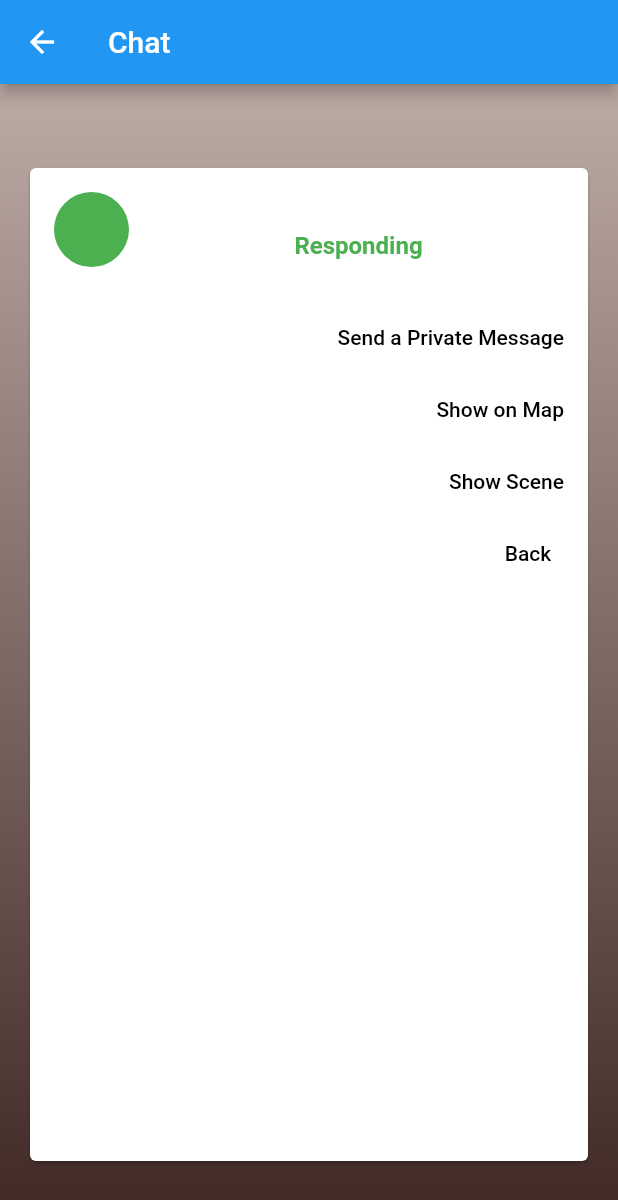
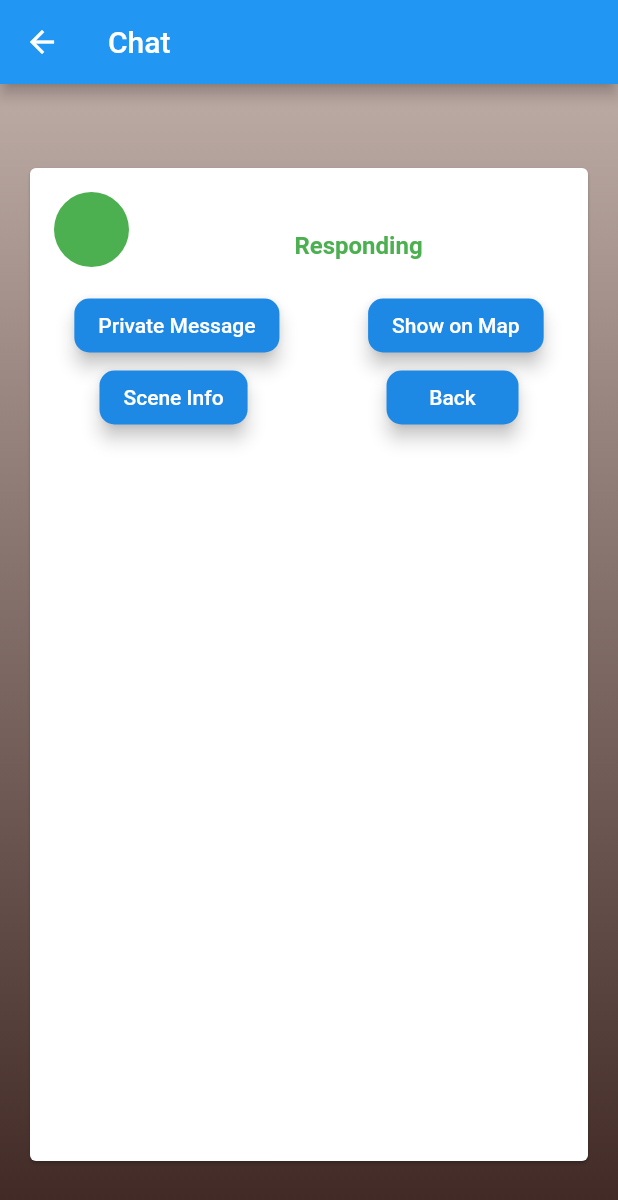
Before and after one commit to bdav22/smartresponse4, a Flutter app: the ProfileTile screen opened directly with empty values, on a phone screen of 412 x 824 dp. Shown: the top 1200 px of the screen. Run offline on Flutter 3.47's test engine with Material 2 defaults, Android fonts, the phone set to English and light mode, and no system bars; our stand-ins replace cloud_firestore, firebase_auth, flutter_spinkit, geolocator, google_maps_flutter, location; missing offline and left inert: background_locator, location_permissions, maps_launcher; accounts and stored records are empty.

Commit message:
moving route and profileinfo inherited widget above route level so that it is accessible elsewhere. This can then be used to replace the EmailStorage.instance in most locations - using context.of.

```diff
--- a/lib/database.dart
+++ b/lib/database.dart
@@ -94,7 +94,9 @@ Scene sceneFromSnapshot(DocumentSnapshot doc) {
   return Scene(
     location: doc.data['location'] ?? '',
     created: doc.data['created'] ?? '',
-    desc: doc.data['desc'],
+    desc: doc.data['desc'] ?? ' ',
+    units: doc.data['units'] ?? 8,
+    priority: doc.data['priority'] ?? 3,
     ref: doc.reference,
   );
 }
@@ -119,7 +121,7 @@ class DatabaseService {
       'rank': "",
       'department': "",
       'email': email,
-      'location': GeoPoint(0,0),
+      'location': GeoPoint(40.6892,-74.0445),
       'responding': "unbusy",
       'squadID': ""
     });
--- a/lib/main.dart
+++ b/lib/main.dart
@@ -31,8 +31,6 @@ class _MyAppState extends State<MyApp> {
         value: AuthService().user,
         child: MaterialApp(
           home: Wrapper(),
-          initialRoute: '/',
-          onGenerateRoute: RouteGenerator.generateRoute,
         ),
       ),
     )
--- a/lib/profile_dept.dart
+++ b/lib/profile_dept.dart
@@ -110,7 +110,7 @@ class _DepartmentProfileListState extends State<DepartmentProfileList> {
 
                            */
                           onTap: () async {
-                            print("profile_dept.dart: Responder to string is " + responder.toString());
+                            print("profile_dept.dart: Responder to string is " + responder.uid.toString());
                             Profile p = await getProfile(responder.uid);
                             Navigator.push(context, MaterialPageRoute(builder: (context) => ProfileTile(profile: p)));
                           }
--- a/lib/profile_tile.dart
+++ b/lib/profile_tile.dart
@@ -1,5 +1,6 @@
 import 'package:cloud_firestore/cloud_firestore.dart';
 import 'package:flutter/material.dart';
+import 'package:smartresponse4/database.dart';
 import 'package:smartresponse4/decoration.dart';
 import 'package:smartresponse4/message_list_private.dart';
 import 'package:smartresponse4/message_pms_creation.dart';
@@ -40,13 +41,16 @@ class ProfileTile extends StatelessWidget {
                     Text( "Responding", style: TextStyle(fontWeight: FontWeight.bold, color: Colors.green)),
             ],
           ),
-          subtitle: Row (mainAxisAlignment: MainAxisAlignment.spaceBetween, children: <Widget>[ Text(' ${profile.rank} '), Text(profile.department) ] ),
+          subtitle: Row (mainAxisAlignment: MainAxisAlignment.spaceBetween, children: <Widget>[
+            Flexible(child: Text(' ${profile.rank} ', overflow: TextOverflow.ellipsis)),
+            Text(profile.department)
+          ] ),
         ),
-          ButtonBar(
+          Row(
+              mainAxisAlignment: MainAxisAlignment.spaceAround,
               children: <Widget> [
-                  FlatButton(
-                  child: const Text('Send a Private Message'),
-                  onPressed: () async {
+                  getMyButton("Private Message",
+                        () async {
                     DocumentReference ref = await privateMessageGetOrCreate(EmailStorage.instance.uid, profile.uid, profile.name);
                         Navigator.push(context,  MaterialPageRoute(builder: (context) =>
                              Scaffold(
@@ -58,27 +62,27 @@ class ProfileTile extends StatelessWidget {
                         ));
                     },
                   ),
-                  FlatButton(
-                    child: const Text('Show on Map'),
-                    onPressed: () {
+                  getMyButton("Show on Map",
+                      () {
                       print("profile_tile.dart: My profile name is: " + profile.name);
                       print("profile_tile.dart: My latitude is    : " + profile.location.latitude.toString());
                       Navigator.of(context).pushNamed('/MyMapPage', arguments: Scene(location: profile.location));
                     },
                   ),
-                FlatButton(
-                  child: const Text("Show Scene"),
-                  onPressed: () async {
+              ]
+          ),
+                Row(
+                mainAxisAlignment: MainAxisAlignment.spaceAround,
+                  children: <Widget> [
+                  getMyButton(profile.responding == "unbusy" ? "No Scene Info" : "Scene Info", () async {
+                    if(profile.responding =="unbusy") return;
                     DocumentReference ref = Firestore.instance.collection("scenes").document(profile.responding);
                     DocumentSnapshot doc = await ref.get();
-                    Scene scene = Scene(location: doc['location'], created: doc['created'], desc: doc['desc'], ref: ref);
+                    Scene scene = sceneFromSnapshot(doc);
                     Navigator.pushNamed(context, '/FullSceneTile', arguments: scene);
                   },
                 ),
-                FlatButton(
-                  child: const Text('Back'),
-                  onPressed: () { Navigator.pop(context); },
-                ),
+                  getMyButton('Back',() { Navigator.pop(context); }),
               ],
            ),
           ],
--- a/lib/register.dart
+++ b/lib/register.dart
@@ -5,6 +5,7 @@ import 'package:smartresponse4/constants.dart';
 import 'package:smartresponse4/loading.dart';
 import 'package:firebase_auth/firebase_auth.dart';
 import 'package:smartresponse4/database.dart';
+import 'package:smartresponse4/user.dart';
 
 class Register extends StatefulWidget {
 
@@ -91,6 +92,7 @@ class _RegisterState extends State<Register> {
                     }
                     else {
                       await DatabaseService(uid: user.uid).createDBProfile(user.email);
+                      EmailStorage.instance.updateData();
                       print("register.dart: Pushing to firebase - new profile");
                     }
                   }
--- a/lib/scene.dart
+++ b/lib/scene.dart
@@ -11,7 +11,7 @@ import 'package:smartresponse4/user.dart';
 class Scene {
   final GeoPoint location;
   final Timestamp created;
-  final String priority;
+  final int priority;
   final int units;
   final String desc;
   final DocumentReference ref;
--- a/lib/scene_full.dart
+++ b/lib/scene_full.dart
@@ -5,6 +5,7 @@ import 'package:smartresponse4/decoration.dart';
 import 'package:smartresponse4/map_location.dart';
 import 'package:smartresponse4/scene.dart';
 import 'package:smartresponse4/user.dart';
+import 'package:smartresponse4/wrapper.dart';
 
 class FullSceneTile extends StatefulWidget {
 
@@ -81,6 +82,7 @@ class _FullSceneTileState extends State<FullSceneTile> {
 
   @override
   Widget build(BuildContext context) {
+    final p = ProfileInfo.of(context);
     return Scaffold(
       appBar: AppBar(
         title: Text("Full Scene Description"),
@@ -135,7 +137,7 @@ class _FullSceneTileState extends State<FullSceneTile> {
                     crossAxisAlignment: CrossAxisAlignment.end,
                     mainAxisAlignment: MainAxisAlignment.spaceEvenly,
                     children: <Widget> [
-                      respondButton,
+                      p.profile.responding != widget.scene.ref.documentID ? respondButton : SizedBox(),
                       getMyButton( 'Map',  () {Navigator.pushNamed(context, '/MyMapPage', arguments: widget.scene);}),
                       getMyButton( 'Drive',  () async {
                         String address = await widget.scene.getAddress();
--- a/lib/scene_home.dart
+++ b/lib/scene_home.dart
@@ -125,6 +125,7 @@ class _SceneHomeState extends State<SceneHome> {
                   leading: Icon(Icons.map),
                   title: Text('Map'),
                   onTap: () {
+
                     Navigator.of(context).pushNamed('/MyMapPage', arguments: Scene(location: p.profile.location));
                   },
 
@@ -184,7 +185,8 @@ class _SceneHomeState extends State<SceneHome> {
                 StreamBuilder(
                   stream: Firestore.instance.collection("profiles").document(EmailStorage.instance.uid).snapshots(),
                   builder: (context, snapshot) {
-                    if(snapshot.hasData && snapshot?.data != null) {
+                    if(snapshot.hasData && snapshot?.data != null &&
+                        snapshot?.data["responding"] != null && snapshot.data["responding"] != "unbusy") {
                       return StreamBuilder(
                         stream: Firestore.instance.collection("scenes").document(snapshot?.data['responding'] ?? "-").snapshots(),
                         builder: (context, ss) {
@@ -199,7 +201,7 @@ class _SceneHomeState extends State<SceneHome> {
                       );
                     }
                     else {
-                      return Text("loading user profile data");
+                      return Text("No active scenes at this time");
                     }
                   }
                 ),
--- a/lib/scene_list.dart
+++ b/lib/scene_list.dart
@@ -16,7 +16,7 @@ class _SceneListState extends State<SceneList> {
     return ListView.builder(
       itemCount: scenes.length,
       itemBuilder: (context, index) {
-        return SceneTile(scenes[index].ref.documentID != EmailStorage.instance.userData.responding, scene: scenes[index]);
+        return SceneTile(scene: scenes[index]);
       },
     );
   }
--- a/lib/scene_logistic.dart
+++ b/lib/scene_logistic.dart
@@ -45,7 +45,7 @@ class _LogisticState extends State<Logistic> {
             children: <Widget>[
               Card( child: Container( width: double.infinity, padding: EdgeInsets.all(5), color: appColorMidBright3,
                   child: Center(child:Text("Scene Information", textScaleFactor: 2.0,  style: TextStyle(fontWeight: FontWeight.bold, color: appColorDark), )))),
-              SceneTile(widget.scene.ref.documentID != EmailStorage.instance.userData.responding, scene: widget.scene),
+              SceneTile(scene: widget.scene),
               Card( child: Container( width: double.infinity, padding: EdgeInsets.all(5), color: appColorMidBright3,
                   child: Center(child:Text("Responders and ETAs", textScaleFactor: 2.0,  style: TextStyle(fontWeight: FontWeight.bold, color: appColorDark))))),
               Expanded(
```
Also changed, not shown: lib/google_map.dart (+6 -5 lines), lib/scene_tile.dart (+32 -26 lines), lib/scene_tile_active.dart (+15 -5 lines), lib/wrapper.dart (+7 -16 lines).
